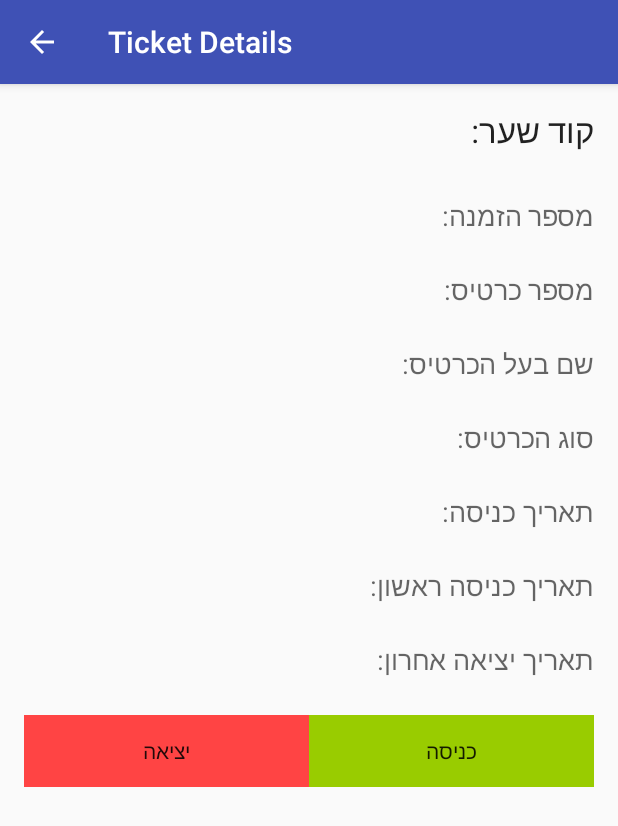
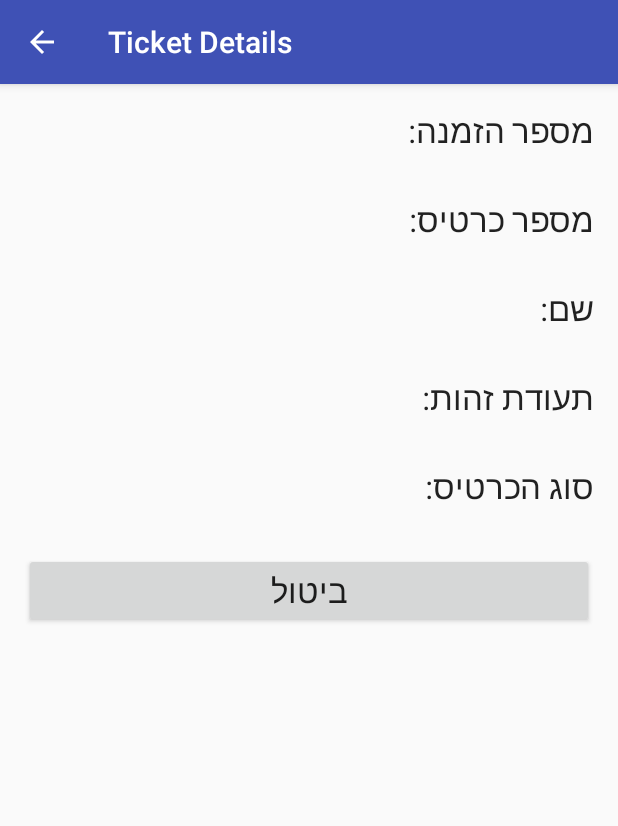
Before and after one commit to rotman/midburn-gate-android, an Android app: the ShowActivity screen opened directly, with no data from a screen before it, on a phone screen of 412 x 824 dp. Shown: the top 826 px of the screen. Run offline under Robolectric (Android 15) with nearby library versions, the phone set to English and light mode, and no system bars.

Commit message:
add cancel button remove nav drawer

```diff
--- a/app/build.gradle
+++ b/app/build.gradle
@@ -13,7 +13,7 @@ android {
     }
     buildTypes {
         release {
-            minifyEnabled false
+            minifyEnabled true
             proguardFiles getDefaultProguardFile('proguard-android.txt'), 'proguard-rules.pro'
         }
     }
--- a/app/src/main/AndroidManifest.xml
+++ b/app/src/main/AndroidManifest.xml
@@ -15,9 +15,6 @@
         <activity
             android:name=".activities.MainActivity"
             android:screenOrientation="portrait">
-            <meta-data
-                android:name="android.support.PARENT_ACTIVITY"
-                android:value=".activities.MainActivity"/>
         </activity>
         <activity
             android:name=".activities.SplashActivity"
--- a/app/src/main/java/com/midburn/gate/midburngate/application/MainApplication.java
+++ b/app/src/main/java/com/midburn/gate/midburngate/application/MainApplication.java
@@ -1,6 +1,8 @@
 package com.midburn.gate.midburngate.application;
 
 import android.app.Application;
+import android.content.Context;
+import android.media.AudioManager;
 import android.os.Handler;
 
 import okhttp3.OkHttpClient;
@@ -16,6 +18,9 @@ public class MainApplication
 		super.onCreate();
 		sHttpClient = new OkHttpClient();
 		sMainThreadHandler = new Handler();
+		//turn volume to max
+		AudioManager am = (AudioManager) getSystemService(Context.AUDIO_SERVICE);
+		am.setStreamVolume(AudioManager.STREAM_MUSIC, am.getStreamMaxVolume(AudioManager.STREAM_MUSIC), 0);
 	}
 
 	public static OkHttpClient getHttpClient() {
--- a/app/src/main/java/com/midburn/gate/midburngate/consts/AppConsts.java
+++ b/app/src/main/java/com/midburn/gate/midburngate/consts/AppConsts.java
@@ -11,4 +11,8 @@ public class AppConsts {
 
 	public static final String ACTION_SCAN = "com.google.zxing.client.android.SCAN";
 	public static final int    RESPONSE_OK = 200;
+
+	//errors
+	public static final String QUOTA_REACHED_ERROR      = "QUOTA_REACHED";
+	public static final String USER_OUTSIDE_EVENT_ERROR = "USER_OUTSIDE_EVENT";
 }
--- a/app/src/main/res/layout/activity_insert_event.xml
+++ b/app/src/main/res/layout/activity_insert_gate.xml
@@ -16,18 +16,20 @@
               android:layout_height="wrap_content"
               android:layout_gravity="end"
               android:text="@string/insert_gate_code"
-              android:textAppearance="?android:attr/textAppearanceMedium"/>
+              android:textAppearance="?android:attr/textAppearanceLarge"/>
 
     <EditText android:id="@+id/eventIdEditText_InsertEventActivity"
               android:layout_width="match_parent"
               android:layout_height="wrap_content"
               android:layout_gravity="end"
+              android:textAppearance="?android:attr/textAppearanceLarge"
               android:inputType="phone"/>
 
     <Button android:layout_width="wrap_content"
             android:layout_height="wrap_content"
             android:layout_gravity="center"
             android:onClick="eventIdInserted"
+            android:textAppearance="?android:attr/textAppearanceLarge"
             android:text="@string/insert"/>
 
     <ProgressBar
--- a/app/src/main/res/layout/activity_show.xml
+++ b/app/src/main/res/layout/activity_show.xml
@@ -15,10 +15,10 @@
     <TextView android:layout_width="wrap_content"
               android:layout_height="wrap_content"
               android:layout_gravity="end"
-              android:text="@string/gate_code"
+              android:text="@string/invitation_number"
               android:textAppearance="?android:attr/textAppearanceLarge"/>
 
-    <TextView android:id="@+id/gateCodeTextView_ShowActivity"
+    <TextView android:id="@+id/invitationNumberTextView_ShowActivity"
               android:layout_width="match_parent"
               android:layout_height="wrap_content"
               android:textAppearance="?android:attr/textAppearanceLarge"/>
@@ -26,101 +26,72 @@
     <TextView android:layout_width="wrap_content"
               android:layout_height="wrap_content"
               android:layout_gravity="end"
-              android:text="@string/invitation_number"
-              android:textAppearance="?android:attr/textAppearanceMedium"/>
-
-    <TextView android:id="@+id/invitationNumberTextView_ShowActivity"
-              android:layout_width="match_parent"
-              android:layout_height="wrap_content"
-              android:textAppearance="?android:attr/textAppearanceMedium"/>
-
-    <TextView android:layout_width="wrap_content"
-              android:layout_height="wrap_content"
-              android:layout_gravity="end"
               android:text="@string/ticket_number"
-              android:textAppearance="?android:attr/textAppearanceMedium"/>
+              android:textAppearance="?android:attr/textAppearanceLarge"/>
 
     <TextView android:id="@+id/ticketNumberTextView_ShowActivity"
               android:layout_width="match_parent"
               android:layout_height="wrap_content"
-              android:textAppearance="?android:attr/textAppearanceMedium"/>
+              android:textAppearance="?android:attr/textAppearanceLarge"/>
 
     <TextView android:layout_width="wrap_content"
               android:layout_height="wrap_content"
               android:layout_gravity="end"
               android:text="@string/ticket_owner_name"
-              android:textAppearance="?android:attr/textAppearanceMedium"/>
+              android:textAppearance="?android:attr/textAppearanceLarge"/>
 
     <TextView android:id="@+id/ticketOwnerTextView_ShowActivity"
               android:layout_width="match_parent"
               android:layout_height="wrap_content"
-              android:textAppearance="?android:attr/textAppearanceMedium"/>
+              android:textAppearance="?android:attr/textAppearanceLarge"/>
+
+    <TextView android:layout_width="wrap_content"
+              android:layout_height="wrap_content"
+              android:layout_gravity="end"
+              android:text="@string/ticket_owner_id"
+              android:textAppearance="?android:attr/textAppearanceLarge"/>
+
+    <TextView android:id="@+id/ticketOwnerIdTextView_ShowActivity"
+              android:layout_width="match_parent"
+              android:layout_height="wrap_content"
+              android:textAppearance="?android:attr/textAppearanceLarge"/>
 
     <TextView android:layout_width="wrap_content"
               android:layout_height="wrap_content"
               android:layout_gravity="end"
               android:text="@string/ticket_type"
-              android:textAppearance="?android:attr/textAppearanceMedium"/>
+              android:textAppearance="?android:attr/textAppearanceLarge"/>
 
     <TextView android:id="@+id/ticketTypeTextView_ShowActivity"
               android:layout_width="match_parent"
               android:layout_height="wrap_content"
-              android:textAppearance="?android:attr/textAppearanceMedium"/>
-
-    <TextView android:layout_width="wrap_content"
-              android:layout_height="wrap_content"
-              android:layout_gravity="end"
-              android:text="@string/entrance_date"
-              android:textAppearance="?android:attr/textAppearanceMedium"/>
-
-    <TextView android:id="@+id/entranceDateTextView_ShowActivity"
-              android:layout_width="match_parent"
-              android:layout_height="wrap_content"
-              android:textAppearance="?android:attr/textAppearanceMedium"/>
-
-    <TextView android:layout_width="wrap_content"
-              android:layout_height="wrap_content"
-              android:layout_gravity="end"
-              android:text="@string/first_entrance_date"
-              android:textAppearance="?android:attr/textAppearanceMedium"/>
-
-    <TextView android:id="@+id/firstEntranceDateTextView_ShowActivity"
-              android:layout_width="match_parent"
-              android:layout_height="wrap_content"
-              android:textAppearance="?android:attr/textAppearanceMedium"/>
-
-    <TextView android:layout_width="wrap_content"
-              android:layout_height="wrap_content"
-              android:layout_gravity="end"
-              android:text="@string/last_exit_date"
-              android:textAppearance="?android:attr/textAppearanceMedium"/>
-
-    <TextView android:id="@+id/lastExitDateTextView_ShowActivity"
-              android:layout_width="match_parent"
-              android:layout_height="wrap_content"
-              android:textAppearance="?android:attr/textAppearanceMedium"/>
-
-    <LinearLayout android:layout_width="match_parent"
-                  android:layout_height="wrap_content"
-                  android:orientation="horizontal">
+              android:textAppearance="?android:attr/textAppearanceLarge"/>
 
         <Button android:id="@+id/exitButton_ShowActivity"
-                android:layout_width="wrap_content"
+                android:layout_width="match_parent"
                 android:layout_height="wrap_content"
-                android:layout_weight="1"
                 android:onClick="exit"
                 android:background="@android:color/holo_red_light"
+                android:textAppearance="?android:attr/textAppearanceLarge"
+                android:visibility="gone"
                 android:text="@string/exit"/>
 
         <Button android:id="@+id/entranceButton_ShowActivity"
-                android:layout_width="wrap_content"
+                android:layout_width="match_parent"
                 android:layout_height="wrap_content"
-                android:layout_weight="1"
                 android:onClick="entrance"
                 android:background="@android:color/holo_green_light"
+                android:textAppearance="?android:attr/textAppearanceLarge"
+                android:visibility="gone"
+                android:layout_marginBottom="30dp"
                 android:text="@string/entrance"/>
 
-    </LinearLayout>
+    <Button android:id="@+id/cancelButton_ShowActivity"
+            android:layout_width="match_parent"
+            android:layout_height="wrap_content"
+            android:onClick="cancel"
+            android:textAppearance="?android:attr/textAppearanceLarge"
+            android:text="@string/cancel"/>
 
     <ProgressBar
         android:id="@+id/progressBar_ShowActivity"
@@ -128,6 +99,4 @@
         android:layout_width="match_parent"
         android:layout_height="wrap_content"
         android:visibility="gone"/>
-
-
 </LinearLayout>
--- a/app/src/main/res/values/strings.xml
+++ b/app/src/main/res/values/strings.xml
@@ -8,11 +8,11 @@
     </string>
     <string name="ok">OK</string>
     <string name="ticket_details">Ticket Details</string>
-    <string name="ticket_owner_name">שם בעל הכרטיס:</string>
+    <string name="ticket_owner_name">שם:</string>
     <string name="ticket_type">סוג הכרטיס:</string>
     <string name="entrance_date">תאריך כניסה:</string>
-    <string name="exit">יציאה</string>
-    <string name="entrance">כניסה</string>
+    <string name="exit">צא מהאירוע</string>
+    <string name="entrance">הכנס לאירוע</string>
     <string name="gate_code">קוד שער:</string>
     <string name="insert_gate_code">הכנס קוד שער</string>
     <string name="insert">הכנס</string>
@@ -26,4 +26,11 @@
     <string name="insert_new_gate_code">הכנס קוד שער חדש</string>
     <string name="first_entrance_date">תאריך כניסה ראשון:</string>
     <string name="last_exit_date">תאריך יציאה אחרון:</string>
+    <string name="drawer_open">פתח</string>
+    <string name="action_menu">menu</string>
+    <string name="ticket_owner_id">תעודת זהות:</string>
+    <string name="cancel">ביטול</string>
+    <string name="scan_barcode">סרוק ברקוד</string>
+    <string name="quota_reached_error_message">מכסה מקסימלית של אנשים באירוע</string>
+    <string name="user_outside_event_error_message">ברנר כבר נמצא בחוץ!</string>
 </resources>
--- a/app/src/main/res/values/styles.xml
+++ b/app/src/main/res/values/styles.xml
@@ -9,8 +9,6 @@
     </style>
 
     <style name="Theme.Transparent" parent="Theme.AppCompat.Light.NoActionBar">
-        <item name="android:windowNoTitle">true</item>
-        <item name="android:windowActionBar">false</item>
         <item name="android:windowFullscreen">true</item>
         <item name="android:windowContentOverlay">@null</item>
         <item name="android:windowIsTranslucent">true</item>
```
Also changed, not shown: app/src/main/java/com/midburn/gate/midburngate/activities/InsertGateCodeActivity.java (+1 -38 lines), app/src/main/java/com/midburn/gate/midburngate/activities/MainActivity.java (+59 -39 lines), app/src/main/java/com/midburn/gate/midburngate/activities/ShowActivity.java (+40 -39 lines), app/src/main/java/com/midburn/gate/midburngate/model/Ticket.java (+16 -7 lines), app/src/main/java/com/midburn/gate/midburngate/utils/AppUtils.java (+14 -0 lines), app/src/main/res/layout/activity_main.xml (+15 -14 lines), app/src/main/res/layout/drawer_list_item.xml (added, +11 -0 lines), app/src/main/res/menu/menu_layout.xml (added, +9 -0 lines), app/src/main/res/drawable/menu.png (added), app/src/main/res/drawable/scan.png.
